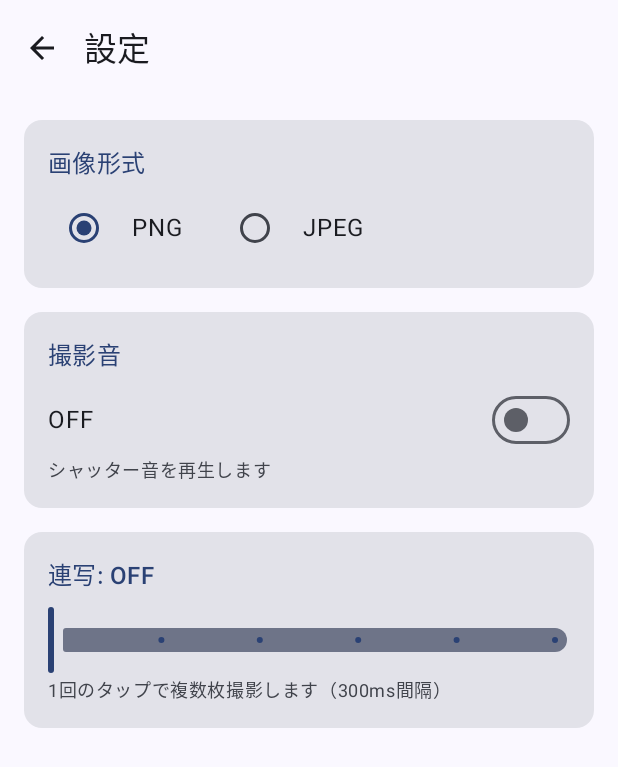
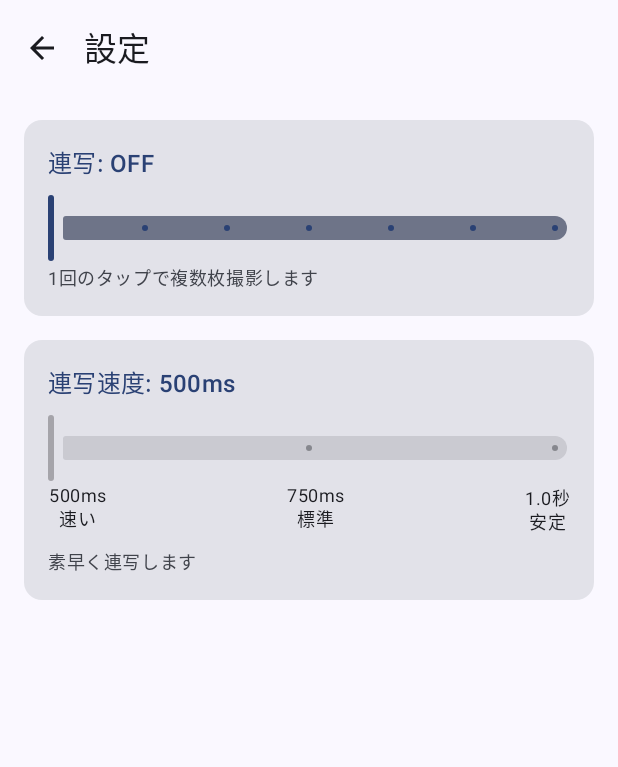
Before and after one commit to 3balljugglerYu/Skusho, an Android app built with Jetpack Compose: the SettingsScreen screen opened through its navigation route, on a phone screen of 412 x 824 dp. Shown: the top 767 px of the screen. Run offline under Robolectric (Android 15) with nearby library versions, the phone set to English and light mode, and no system bars; our stand-ins replace Dagger/Hilt's generated code.

Commit message:
連写速度の追加

```diff
--- a/app/src/main/java/com/yuhproducts/skusho/data/repository/SettingsRepositoryImpl.kt
+++ b/app/src/main/java/com/yuhproducts/skusho/data/repository/SettingsRepositoryImpl.kt
@@ -47,6 +47,13 @@ class SettingsRepositoryImpl @Inject constructor(
         appPreferences.setContinuousShotCount(count)
     }
 
+    override fun getContinuousShotIntervalMs(): Flow<Int> =
+        appPreferences.continuousShotIntervalMs
+
+    override suspend fun setContinuousShotIntervalMs(intervalMs: Int) {
+        appPreferences.setContinuousShotIntervalMs(intervalMs)
+    }
+
     override fun getCaptureUnlockExpiryMillis(): Flow<Long> =
         appPreferences.captureUnlockExpiryMillis
 
--- a/app/src/main/java/com/yuhproducts/skusho/domain/repository/SettingsRepository.kt
+++ b/app/src/main/java/com/yuhproducts/skusho/domain/repository/SettingsRepository.kt
@@ -27,6 +27,10 @@ interface SettingsRepository {
     fun getContinuousShotCount(): Flow<Int>
     suspend fun setContinuousShotCount(count: Int)
 
+    // 連写間隔
+    fun getContinuousShotIntervalMs(): Flow<Int>
+    suspend fun setContinuousShotIntervalMs(intervalMs: Int)
+
     // リワード広告視聴による撮影解放有効期限
     fun getCaptureUnlockExpiryMillis(): Flow<Long>
     suspend fun setCaptureUnlockExpiryMillis(expiryMillis: Long)
--- /dev/null
+++ b/app/src/main/java/com/yuhproducts/skusho/domain/usecase/settings/GetContinuousShotIntervalUseCase.kt
@@ -0,0 +1,11 @@
+package com.yuhproducts.skusho.domain.usecase.settings
+
+import com.yuhproducts.skusho.domain.repository.SettingsRepository
+import kotlinx.coroutines.flow.Flow
+import javax.inject.Inject
+
+class GetContinuousShotIntervalUseCase @Inject constructor(
+    private val repository: SettingsRepository
+) {
+    operator fun invoke(): Flow<Int> = repository.getContinuousShotIntervalMs()
+}
--- /dev/null
+++ b/app/src/main/java/com/yuhproducts/skusho/domain/usecase/settings/SetContinuousShotIntervalUseCase.kt
@@ -0,0 +1,12 @@
+package com.yuhproducts.skusho.domain.usecase.settings
+
+import com.yuhproducts.skusho.domain.repository.SettingsRepository
+import javax.inject.Inject
+
+class SetContinuousShotIntervalUseCase @Inject constructor(
+    private val repository: SettingsRepository
+) {
+    suspend operator fun invoke(intervalMs: Int) {
+        repository.setContinuousShotIntervalMs(intervalMs)
+    }
+}
--- a/app/src/main/java/com/yuhproducts/skusho/ui/settings/SettingsScreen.kt
+++ b/app/src/main/java/com/yuhproducts/skusho/ui/settings/SettingsScreen.kt
@@ -1,5 +1,6 @@
 package com.yuhproducts.skusho.ui.settings
 
+import androidx.compose.foundation.layout.Arrangement
 import androidx.compose.foundation.layout.Column
 import androidx.compose.foundation.layout.Row
 import androidx.compose.foundation.layout.Spacer
@@ -29,6 +30,7 @@ import androidx.compose.runtime.getValue
 import androidx.compose.ui.Alignment
 import androidx.compose.ui.Modifier
 import androidx.compose.ui.res.stringResource
+import androidx.compose.ui.text.style.TextAlign
 import androidx.compose.ui.unit.dp
 import androidx.hilt.navigation.compose.hiltViewModel
 import com.yuhproducts.skusho.R
@@ -60,74 +62,7 @@ fun SettingsScreen(
                 .verticalScroll(rememberScrollState())
                 .padding(16.dp)
         ) {
-            // 画像形式
-            SettingSection(title = stringResource(R.string.image_format)) {
-                Row(
-                    modifier = Modifier.fillMaxWidth(),
-                    verticalAlignment = Alignment.CenterVertically
-                ) {
-                    RadioButton(
-                        selected = uiState.imageFormat == "PNG",
-                        onClick = { viewModel.onImageFormatChanged("PNG") }
-                    )
-                    Text("PNG", modifier = Modifier.padding(start = 8.dp))
-
-                    Spacer(modifier = Modifier.width(24.dp))
-
-                    RadioButton(
-                        selected = uiState.imageFormat == "JPEG",
-                        onClick = { viewModel.onImageFormatChanged("JPEG") }
-                    )
-                    Text("JPEG", modifier = Modifier.padding(start = 8.dp))
-                }
-            }
-
-            Spacer(modifier = Modifier.height(16.dp))
-
-            // 画像品質（JPEG の場合のみ）
-            if (uiState.imageFormat == "JPEG") {
-                SettingSection(
-                    title = "画像品質: ${uiState.imageQuality}%"
-                ) {
-                    Slider(
-                        value = uiState.imageQuality.toFloat(),
-                        onValueChange = { viewModel.onImageQualityChanged(it.toInt()) },
-                        valueRange = 50f..100f,
-                        modifier = Modifier.fillMaxWidth()
-                    )
-                    Text(
-                        text = "低品質 ← → 高品質",
-                        style = MaterialTheme.typography.bodySmall,
-                        color = MaterialTheme.colorScheme.onSurfaceVariant
-                    )
-                }
-
-                Spacer(modifier = Modifier.height(16.dp))
-            }
-
-            // 撮影音
-            SettingSection(title = stringResource(R.string.capture_sound)) {
-                Row(
-                    modifier = Modifier.fillMaxWidth(),
-                    verticalAlignment = Alignment.CenterVertically
-                ) {
-                    Text(
-                        text = if (uiState.captureSoundEnabled) "ON" else "OFF",
-                        modifier = Modifier.weight(1f)
-                    )
-                    Switch(
-                        checked = uiState.captureSoundEnabled,
-                        onCheckedChange = { viewModel.onCaptureSoundChanged(it) }
-                    )
-                }
-                Text(
-                    text = "シャッター音を再生します",
-                    style = MaterialTheme.typography.bodySmall,
-                    color = MaterialTheme.colorScheme.onSurfaceVariant
-                )
-            }
-
-            Spacer(modifier = Modifier.height(16.dp))
+            // Spacer(modifier = Modifier.height(16.dp))
 
             // 連写
             SettingSection(
@@ -140,13 +75,66 @@ fun SettingsScreen(
                     value = uiState.continuousShotCount.toFloat(),
                     onValueChange = { viewModel.onContinuousShotCountChanged(it.toInt()) },
                     valueRange = 0f..5f,
-                    steps = 4,
+                    steps = 5,
                     modifier = Modifier.fillMaxWidth()
                 )
                 Text(
-                    text = "1回のタップで複数枚撮影します（300ms間隔）",
+                    text = "1回のタップで複数枚撮影します",
                     style = MaterialTheme.typography.bodySmall,
                     color = MaterialTheme.colorScheme.onSurfaceVariant
+                )
+            }
+
+            Spacer(modifier = Modifier.height(16.dp))
+
+            // 連写速度
+            SettingSection(
+                title = "${stringResource(R.string.continuous_shot_speed)}: ${formatSpeed(uiState.continuousShotIntervalMs)}"
+            ) {
+                Slider(
+                    value = speedToIndex(uiState.continuousShotIntervalMs).toFloat(),
+                    onValueChange = {
+                        viewModel.onContinuousShotIntervalChanged(indexToSpeed(it.toInt()))
+                    },
+                    valueRange = 0f..2f,  // 3段階
+                    steps = 1,  // 0, 1, 2
+                    modifier = Modifier.fillMaxWidth(),
+                    enabled = uiState.continuousShotCount > 0  // 連写がONの時のみ有効
+                )
+
+                // 選択肢のラベル表示
+                Row(
+                    modifier = Modifier.fillMaxWidth(),
+                    horizontalArrangement = Arrangement.SpaceBetween
+                ) {
+                    Text(
+                        text = "500ms\n${stringResource(R.string.speed_fast)}",
+                        style = MaterialTheme.typography.bodySmall,
+                        textAlign = TextAlign.Center
+                    )
+                    Text(
+                        text = "750ms\n${stringResource(R.string.speed_normal)}",
+                        style = MaterialTheme.typography.bodySmall,
+                        textAlign = TextAlign.Center
+                    )
+                    Text(
+                        text = "1.0秒\n${stringResource(R.string.speed_stable)}",
+                        style = MaterialTheme.typography.bodySmall,
+                        textAlign = TextAlign.Center
+                    )
+                }
+
+                // 説明文
+                Text(
+                    text = when (uiState.continuousShotIntervalMs) {
+                        500 -> "素早く連写します"
+                        750 -> "バランスの取れた速度です"
+                        1000 -> "確実に撮影します"
+                        else -> ""
+                    },
+                    style = MaterialTheme.typography.bodySmall,
+                    color = MaterialTheme.colorScheme.onSurfaceVariant,
+                    modifier = Modifier.padding(top = 8.dp)
                 )
             }
         }
@@ -174,3 +162,27 @@ private fun SettingSection(
         }
     }
 }
+
+// インデックス → ミリ秒
+private fun indexToSpeed(index: Int): Int = when (index) {
+    0 -> 500
+    1 -> 750
+    2 -> 1000
+    else -> 500
+}
+
+// ミリ秒 → インデックス
+private fun speedToIndex(speedMs: Int): Int = when (speedMs) {
+    500 -> 0
+    750 -> 1
+    1000 -> 2
+    else -> 0
+}
+
+// 表示用フォーマット
+private fun formatSpeed(speedMs: Int): String = when (speedMs) {
+    500 -> "500ms"
+    750 -> "750ms"
+    1000 -> "1.0秒"
+    else -> "500ms"
+}
--- a/app/src/main/java/com/yuhproducts/skusho/ui/settings/SettingsViewModel.kt
+++ b/app/src/main/java/com/yuhproducts/skusho/ui/settings/SettingsViewModel.kt
@@ -4,10 +4,12 @@ import androidx.lifecycle.ViewModel
 import androidx.lifecycle.viewModelScope
 import com.yuhproducts.skusho.domain.usecase.settings.GetCaptureSoundEnabledUseCase
 import com.yuhproducts.skusho.domain.usecase.settings.GetContinuousShotCountUseCase
+import com.yuhproducts.skusho.domain.usecase.settings.GetContinuousShotIntervalUseCase
 import com.yuhproducts.skusho.domain.usecase.settings.GetImageFormatUseCase
 import com.yuhproducts.skusho.domain.usecase.settings.GetImageQualityUseCase
 import com.yuhproducts.skusho.domain.usecase.settings.SetCaptureSoundEnabledUseCase
 import com.yuhproducts.skusho.domain.usecase.settings.SetContinuousShotCountUseCase
+import com.yuhproducts.skusho.domain.usecase.settings.SetContinuousShotIntervalUseCase
 import com.yuhproducts.skusho.domain.usecase.settings.SetImageFormatUseCase
 import com.yuhproducts.skusho.domain.usecase.settings.SetImageQualityUseCase
 import dagger.hilt.android.lifecycle.HiltViewModel
@@ -26,7 +28,9 @@ class SettingsViewModel @Inject constructor(
     private val getCaptureSoundEnabledUseCase: GetCaptureSoundEnabledUseCase,
     private val setCaptureSoundEnabledUseCase: SetCaptureSoundEnabledUseCase,
     private val getContinuousShotCountUseCase: GetContinuousShotCountUseCase,
-    private val setContinuousShotCountUseCase: SetContinuousShotCountUseCase
+    private val setContinuousShotCountUseCase: SetContinuousShotCountUseCase,
+    private val getContinuousShotIntervalUseCase: GetContinuousShotIntervalUseCase,
+    private val setContinuousShotIntervalUseCase: SetContinuousShotIntervalUseCase
 ) : ViewModel() {
 
     private val _uiState = MutableStateFlow(SettingsUiState())
@@ -57,6 +61,11 @@ class SettingsViewModel @Inject constructor(
                 _uiState.value = _uiState.value.copy(continuousShotCount = count)
             }
         }
+        viewModelScope.launch {
+            getContinuousShotIntervalUseCase().collect { intervalMs ->
+                _uiState.value = _uiState.value.copy(continuousShotIntervalMs = intervalMs)
+            }
+        }
     }
 
     fun onImageFormatChanged(format: String) {
@@ -82,11 +91,18 @@ class SettingsViewModel @Inject constructor(
             setContinuousShotCountUseCase(count)
         }
     }
+
+    fun onContinuousShotIntervalChanged(intervalMs: Int) {
+        viewModelScope.launch {
+            setContinuousShotIntervalUseCase(intervalMs)
+        }
+    }
 }
 
 data class SettingsUiState(
     val imageFormat: String = "PNG",
     val imageQuality: Int = 100,
     val captureSoundEnabled: Boolean = false,
-    val continuousShotCount: Int = 0
+    val continuousShotCount: Int = 0,
+    val continuousShotIntervalMs: Int = 500
 )
--- a/app/src/main/res/values/strings.xml
+++ b/app/src/main/res/values/strings.xml
@@ -25,6 +25,10 @@
     <string name="image_format">画像形式</string>
     <string name="capture_sound">撮影音</string>
     <string name="continuous_shot">連写</string>
+    <string name="continuous_shot_speed">連写速度</string>
+    <string name="speed_fast">速い</string>
+    <string name="speed_normal">標準</string>
+    <string name="speed_stable">安定</string>
     <string name="status_waiting">待機中</string>
     <string name="status_capturing">撮影中</string>
     <string name="admob_app_id">ca-app-pub-2716829166250639~7777127281</string>
```
Also changed, not shown: app/src/main/java/com/yuhproducts/skusho/data/source/local/AppPreferences.kt (+18 -0 lines), app/src/main/java/com/yuhproducts/skusho/service/CaptureService.kt (+87 -20 lines), app/src/main/java/com/yuhproducts/skusho/util/MediaStoreHelper.kt (+25 -7 lines), 1 other file.
